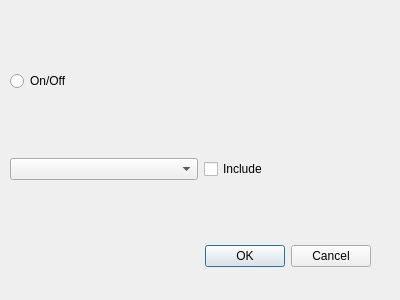
Qt form gui/designer_machine_learning.ui (EricvanSchaik/DesignProject) before a commit.
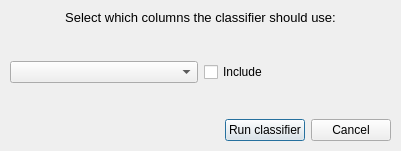
The same form after that commit.

Commit message: added gui functionality for machine-learning suggestions

What changed in the file:
```diff
--- a/gui/designer_machine_learning.ui
+++ b/gui/designer_machine_learning.ui
@@ -6,48 +6,60 @@
    <rect>
     <x>0</x>
     <y>0</y>
-    <width>400</width>
-    <height>300</height>
+    <width>401</width>
+    <height>151</height>
    </rect>
   </property>
   <property name="windowTitle">
    <string>Dialog</string>
   </property>
-  <widget class="QDialogButtonBox" name="buttonBox">
-   <property name="geometry">
-    <rect>
-     <x>30</x>
-     <y>240</y>
-     <width>341</width>
-     <height>32</height>
-    </rect>
-   </property>
-   <property name="orientation">
-    <enum>Qt::Horizontal</enum>
-   </property>
-   <property name="standardButtons">
-    <set>QDialogButtonBox::Cancel|QDialogButtonBox::Ok</set>
-   </property>
-  </widget>
   <widget class="QWidget" name="verticalLayoutWidget">
    <property name="geometry">
     <rect>
      <x>10</x>
      <y>10</y>
      <width>381</width>
-     <height>231</height>
+     <height>131</height>
     </rect>
    </property>
    <layout class="QVBoxLayout" name="verticalLayout">
     <item>
-     <widget class="QRadioButton" name="radioButton">
-      <property name="layoutDirection">
-       <enum>Qt::LeftToRight</enum>
+     <layout class="QHBoxLayout" name="horizontalLayout_3">
+      <item>
+       <widget class="QLabel" name="label">
+        <property name="sizePolicy">
+         <sizepolicy hsizetype="Fixed" vsizetype="Fixed">
+          <horstretch>0</horstretch>
+          <verstretch>0</verstretch>
+         </sizepolicy>
+        </property>
+        <property name="font">
+         <font>
+          <pointsize>10</pointsize>
+         </font>
+        </property>
+        <property name="text">
+         <string>Select which columns the classifier should use:</string>
+        </property>
+        <property name="alignment">
+         <set>Qt::AlignCenter</set>
+        </property>
+       </widget>
+      </item>
+     </layout>
+    </item>
+    <item>
+     <spacer name="verticalSpacer_2">
+      <property name="orientation">
+       <enum>Qt::Vertical</enum>
       </property>
-      <property name="text">
-       <string>On/Off</string>
+      <property name="sizeHint" stdset="0">
+       <size>
+        <width>20</width>
+        <height>40</height>
+       </size>
       </property>
-     </widget>
+     </spacer>
     </item>
     <item>
      <layout class="QHBoxLayout" name="horizontalLayout">
@@ -63,6 +75,50 @@
       </item>
      </layout>
     </item>
+    <item>
+     <spacer name="verticalSpacer">
+      <property name="orientation">
+       <enum>Qt::Vertical</enum>
+      </property>
+      <property name="sizeHint" stdset="0">
+       <size>
+        <width>20</width>
+        <height>40</height>
+       </size>
+      </property>
+     </spacer>
+    </item>
+    <item>
+     <layout class="QHBoxLayout" name="horizontalLayout_2">
+      <item>
+       <spacer name="horizontalSpacer">
+        <property name="orientation">
+         <enum>Qt::Horizontal</enum>
+        </property>
+        <property name="sizeHint" stdset="0">
+         <size>
+          <width>40</width>
+          <height>20</height>
+         </size>
+        </property>
+       </spacer>
+      </item>
+      <item>
+       <widget class="QPushButton" name="runButton">
+        <property name="text">
+         <string>Run classifier</string>
+        </property>
+       </widget>
+      </item>
+      <item>
+       <widget class="QPushButton" name="cancelButton">
+        <property name="text">
+         <string>Cancel</string>
+        </property>
+       </widget>
+      </item>
+     </layout>
+    </item>
    </layout>
   </widget>
  </widget>
```
Left out of the diff: 35 changed lines with no effect on the pictures. The commit also changes 4 other files.
